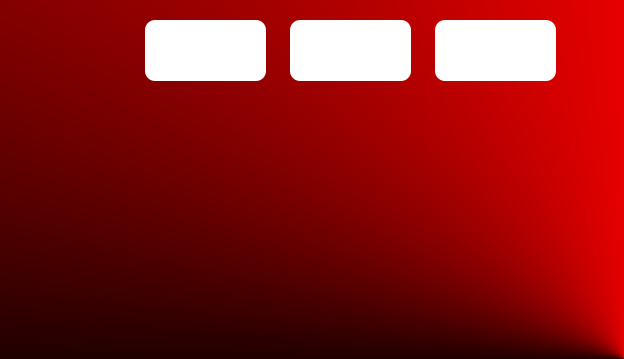
The window that Motel/Vista/gui/VentanaPrincipal.ui (juanhoyos06/AppIntouch) describes before a commit, drawn with Qt 5.
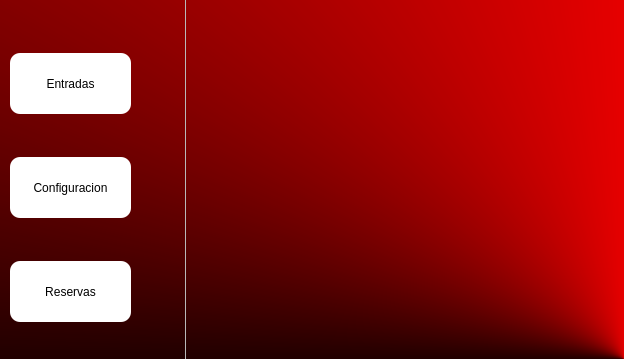
The same window after the commit. Icons and pictures are not drawn.

Commit message:
Creacion interfaz principal, dialogo crear usuario, dialogo agregar habitacion
Metodos para crear usuarios y tabla de habitaciones y agregar habitaciones, para buscar una tabla en la database

What changed in the file:
```diff
--- a/Motel/Vista/gui/VentanaPrincipal.ui
+++ b/Motel/Vista/gui/VentanaPrincipal.ui
@@ -19,7 +19,7 @@
   <property name="maximumSize">
    <size>
     <width>624</width>
-    <height>359</height>
+    <height>379</height>
    </size>
   </property>
   <property name="windowTitle">
@@ -31,14 +31,155 @@
   <widget class="QFrame" name="frame">
    <property name="geometry">
     <rect>
-     <x>120</x>
-     <y>10</y>
-     <width>461</width>
-     <height>81</height>
+     <x>185</x>
+     <y>-1</y>
+     <width>441</width>
+     <height>361</height>
     </rect>
    </property>
    <property name="toolTipDuration">
     <number>-1</number>
+   </property>
+   <property name="styleSheet">
+    <string notr="true">
+background-color: None;</string>
+   </property>
+   <property name="frameShape">
+    <enum>QFrame::StyledPanel</enum>
+   </property>
+   <property name="frameShadow">
+    <enum>QFrame::Raised</enum>
+   </property>
+   <widget class="QStackedWidget" name="pages">
+    <property name="enabled">
+     <bool>true</bool>
+    </property>
+    <property name="geometry">
+     <rect>
+      <x>0</x>
+      <y>0</y>
+      <width>441</width>
+      <height>361</height>
+     </rect>
+    </property>
+    <property name="styleSheet">
+     <string notr="true">background-color: rgba(0,0,0,0%);</string>
+    </property>
+    <widget class="QWidget" name="page">
+     <widget class="QLabel" name="label_bienvenida">
+      <property name="geometry">
+       <rect>
+        <x>10</x>
+        <y>20</y>
+        <width>411</width>
+        <height>311</height>
+       </rect>
+      </property>
+      <property name="minimumSize">
+       <size>
+        <width>411</width>
+        <height>311</height>
+       </size>
+      </property>
+      <property name="maximumSize">
+       <size>
+        <width>411</width>
+        <height>311</height>
+       </size>
+      </property>
+      <property name="focusPolicy">
+       <enum>Qt::TabFocus</enum>
+      </property>
+      <property name="styleSheet">
+       <string notr="true">font: 75 20pt &quot;Script MT Bold&quot;;</string>
+      </property>
+      <property name="text">
+       <string/>
+      </property>
+     </widget>
+    </widget>
+    <widget class="QWidget" name="page_entradas">
+     <widget class="QPushButton" name="pushButton">
+      <property name="geometry">
+       <rect>
+        <x>160</x>
+        <y>130</y>
+        <width>141</width>
+        <height>101</height>
+       </rect>
+      </property>
+      <property name="styleSheet">
+       <string notr="true">background-color: rgb(255, 255, 255);</string>
+      </property>
+      <property name="text">
+       <string>Entradas</string>
+      </property>
+     </widget>
+    </widget>
+    <widget class="QWidget" name="page_configuracion">
+     <widget class="QPushButton" name="pushButton_2">
+      <property name="geometry">
+       <rect>
+        <x>80</x>
+        <y>130</y>
+        <width>281</width>
+        <height>91</height>
+       </rect>
+      </property>
+      <property name="styleSheet">
+       <string notr="true">background-color: rgb(255, 255, 255);</string>
+      </property>
+      <property name="text">
+       <string>Configuracion</string>
+      </property>
+     </widget>
+    </widget>
+    <widget class="QWidget" name="page_reservas">
+     <widget class="QPushButton" name="pushButton_3">
+      <property name="geometry">
+       <rect>
+        <x>110</x>
+        <y>100</y>
+        <width>241</width>
+        <height>121</height>
+       </rect>
+      </property>
+      <property name="styleSheet">
+       <string notr="true">background-color: rgb(255, 255, 255);</string>
+      </property>
+      <property name="text">
+       <string>Reservas</string>
+      </property>
+     </widget>
+    </widget>
+   </widget>
+  </widget>
+  <widget class="QFrame" name="frame_botonoes">
+   <property name="geometry">
+    <rect>
+     <x>9</x>
+     <y>9</y>
+     <width>170</width>
+     <height>359</height>
+    </rect>
+   </property>
+   <property name="minimumSize">
+    <size>
+     <width>170</width>
+     <height>359</height>
+    </size>
+   </property>
+   <property name="maximumSize">
+    <size>
+     <width>110</width>
+     <height>359</height>
+    </size>
+   </property>
+   <property name="toolTipDuration">
+    <number>-1</number>
+   </property>
+   <property name="layoutDirection">
+    <enum>Qt::LeftToRight</enum>
    </property>
    <property name="styleSheet">
     <string notr="true">background-color: rgba(0, 0, 0,0%);</string>
@@ -49,7 +190,7 @@
    <property name="frameShadow">
     <enum>QFrame::Raised</enum>
    </property>
-   <layout class="QHBoxLayout" name="horizontalLayout">
+   <layout class="QVBoxLayout" name="verticalLayout">
     <property name="spacing">
      <number>0</number>
     </property>
@@ -80,13 +221,26 @@
        </size>
       </property>
       <property name="styleSheet">
-       <string notr="true">border-radius: 10px;
+       <string notr="true">
+QPushButton{
+	border-radius: 10px;
+	background-color: rgb(255,255,255);
+	font: 75 14pt &quot;Script MT Bold&quot;;
+	color: rgb(0,0, 0);
+	border: 10px;
+}
 
-background-color: rgb(255,255,255);</string>
+QPushButton:hover{
+	border-radius: 10px;
+	background-color: rgb(170, 170, 170);
+	
+	font: 75 14pt &quot;Script MT Bold&quot;;
+	color: rgb(0,0, 0);
+
+}</string>
       </property>
-      <property name="icon">
-       <iconset>
-        <normaloff>imgs/entradas.png</normaloff>imgs/entradas.png</iconset>
+      <property name="text">
+       <string>Entradas</string>
       </property>
       <property name="iconSize">
        <size>
@@ -97,7 +251,7 @@
      </widget>
     </item>
     <item>
-     <widget class="QPushButton" name="pbutton_configurar">
+     <widget class="QPushButton" name="pbutton_configuracion">
       <property name="minimumSize">
        <size>
         <width>121</width>
@@ -111,14 +265,26 @@
        </size>
       </property>
       <property name="styleSheet">
-       <string notr="true">border-radius: 10px;
+       <string notr="true">
+QPushButton{
+	border-radius: 10px;
+	background-color: rgb(255,255,255);
+	font: 75 14pt &quot;Script MT Bold&quot;;
+	color: rgb(0,0, 0);
+	border: 10px;
+}
 
-background-color: rgb(255,255,255);
-background-image: u&quot;imgs/configurar.png&quot;</string>
+QPushButton:hover{
+	border-radius: 10px;
+	background-color: rgb(170, 170, 170);
+	
+	font: 75 14pt &quot;Script MT Bold&quot;;
+	color: rgb(0,0, 0);
+
+}</string>
       </property>
-      <property name="icon">
-       <iconset>
-        <normaloff>imgs/configurar.png</normaloff>imgs/configurar.png</iconset>
+      <property name="text">
+       <string>Configuracion</string>
       </property>
       <property name="iconSize">
        <size>
@@ -143,15 +309,26 @@
        </size>
       </property>
       <property name="styleSheet">
-       <string notr="true">border-radius: 10px;
-border: 20px;
-background-color: rgb(255, 255, 255);
+       <string notr="true">
+QPushButton{
+	border-radius: 10px;
+	background-color: rgb(255,255,255);
+	font: 75 14pt &quot;Script MT Bold&quot;;
+	color: rgb(0,0, 0);
+	border: 10px;
+}
 
-border-color: rgb(0, 0, 0);</string>
+QPushButton:hover{
+	border-radius: 10px;
+	background-color: rgb(170, 170, 170);
+	
+	font: 75 14pt &quot;Script MT Bold&quot;;
+	color: rgb(0,0, 0);
+
+}</string>
       </property>
-      <property name="icon">
-       <iconset>
-        <normaloff>imgs/reservas.png</normaloff>imgs/reservas.png</iconset>
+      <property name="text">
+       <string>Reservas</string>
       </property>
       <property name="iconSize">
        <size>
@@ -163,25 +340,6 @@
     </item>
    </layout>
   </widget>
-  <widget class="QFrame" name="frame_2">
-   <property name="geometry">
-    <rect>
-     <x>20</x>
-     <y>90</y>
-     <width>101</width>
-     <height>231</height>
-    </rect>
-   </property>
-   <property name="styleSheet">
-    <string notr="true">background-color: rgba(0, 0, 0,0%);</string>
-   </property>
-   <property name="frameShape">
-    <enum>QFrame::StyledPanel</enum>
-   </property>
-   <property name="frameShadow">
-    <enum>QFrame::Raised</enum>
-   </property>
-  </widget>
  </widget>
  <resources/>
  <connections/>
```
The commit also changes 5 other files.
